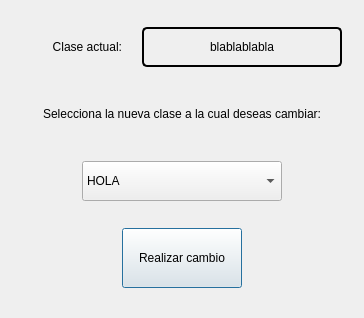
Qt form CUERPO/DISENO/TAREA/CambiadorClases_d.ui (ronihdzz/CACPY) before a commit.
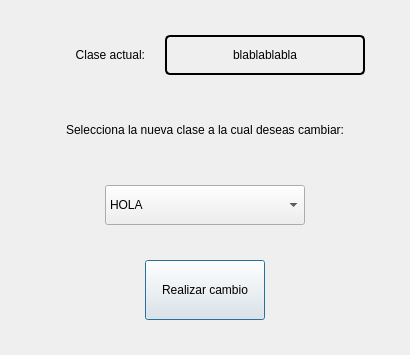
The same form after that commit.

Patch:
```diff
--- a/CUERPO/DISENO/TAREA/CambiadorClases_d.ui
+++ b/CUERPO/DISENO/TAREA/CambiadorClases_d.ui
@@ -6,8 +6,8 @@
    <rect>
     <x>0</x>
     <y>0</y>
-    <width>364</width>
-    <height>318</height>
+    <width>410</width>
+    <height>355</height>
    </rect>
   </property>
   <property name="windowTitle">
@@ -103,24 +103,11 @@
    </item>
    <item>
     <layout class="QHBoxLayout" name="horizontalLayout_5">
-     <item>
-      <spacer name="horizontalSpacer_7">
-       <property name="orientation">
-        <enum>Qt::Horizontal</enum>
-       </property>
-       <property name="sizeHint" stdset="0">
-        <size>
-         <width>40</width>
-         <height>20</height>
-        </size>
-       </property>
-      </spacer>
-     </item>
      <item>
       <widget class="QLabel" name="label_3">
        <property name="minimumSize">
         <size>
-         <width>300</width>
+         <width>350</width>
          <height>40</height>
         </size>
        </property>
@@ -136,21 +123,11 @@
        <property name="alignment">
         <set>Qt::AlignCenter</set>
        </property>
+       <property name="wordWrap">
+        <bool>true</bool>
+       </property>
       </widget>
      </item>
-     <item>
-      <spacer name="horizontalSpacer_8">
-       <property name="orientation">
-        <enum>Qt::Horizontal</enum>
-       </property>
-       <property name="sizeHint" stdset="0">
-        <size>
-         <width>40</width>
-         <height>20</height>
-        </size>
-       </property>
-      </spacer>
-     </item>
     </layout>
    </item>
    <item>
```
